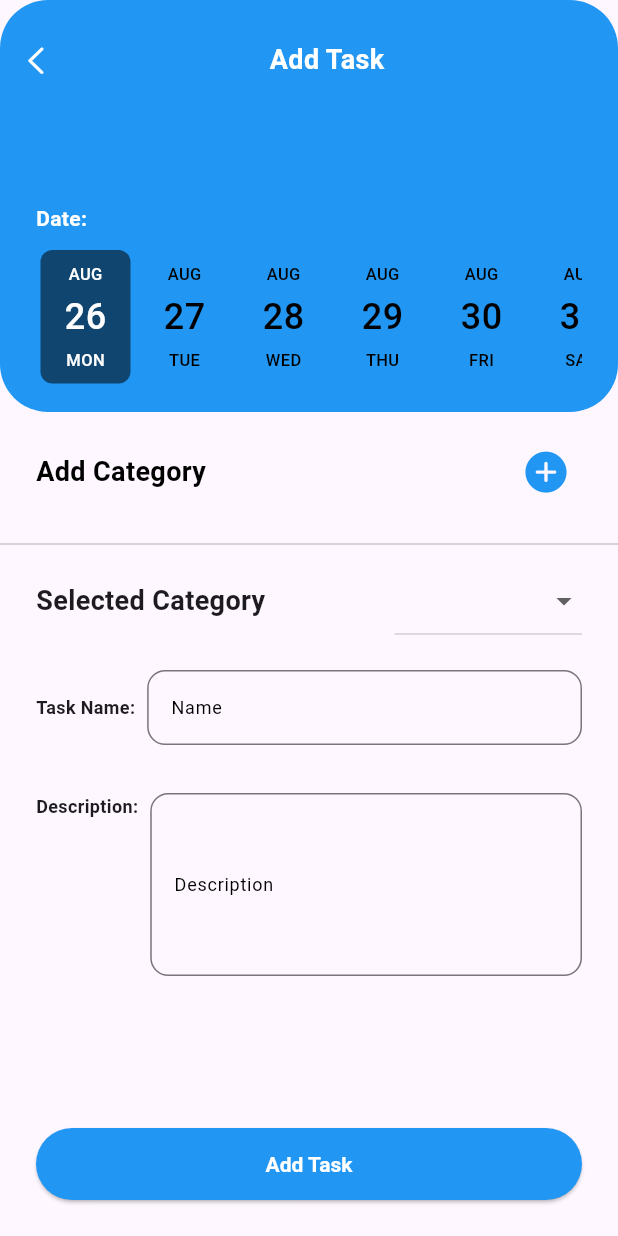
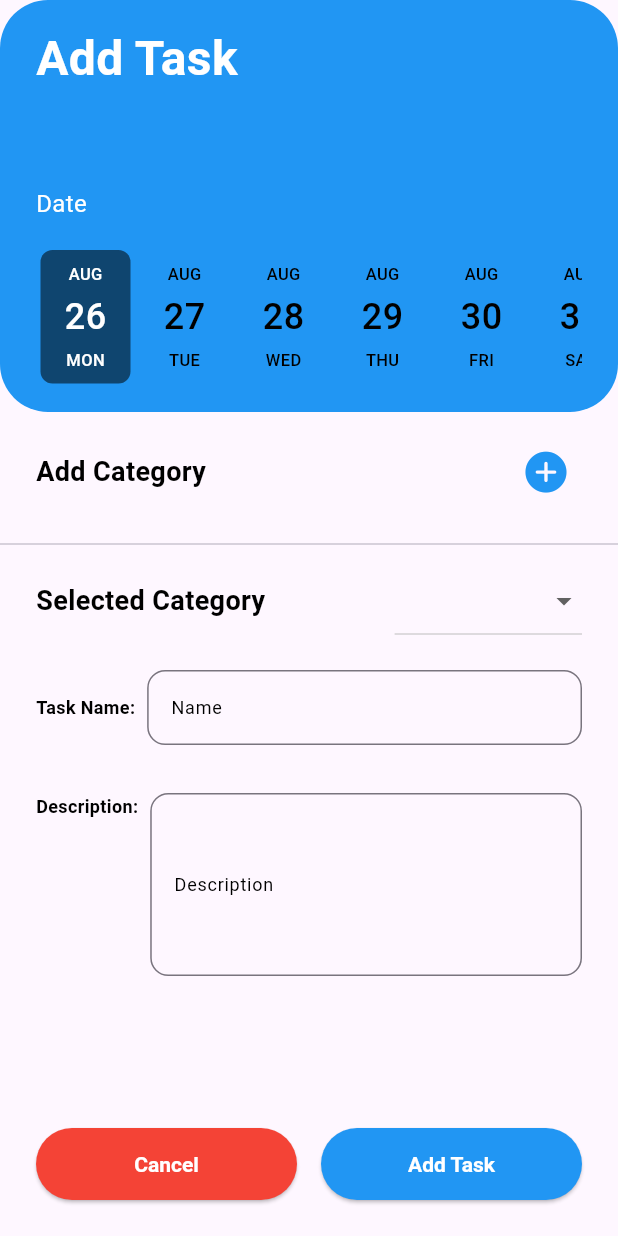
Before and after one commit to amer266030/to-do-app, a Flutter app: the screen it shows after launch, after a tap on an icon or button, on a phone screen of 412 x 824 dp. Run offline on Flutter 3.47's test engine with Material 3 defaults, Android fonts, the phone set to English and light mode, and no system bars; drawn by our look-alikes of date_picker_timeline; our stand-ins replace get_it.

Commit message:
add category & removed Grid

```diff
--- a/lib/managers/data_mgr.dart
+++ b/lib/managers/data_mgr.dart
@@ -11,6 +11,7 @@ class DataMgr {
   bool? selectedStatus;
   int? selectedId;
   TimePeriod? selectedPeriod;
+  TaskCategory? selectedCategory;
 
   DataMgr() {
     _fetchData();
--- a/lib/managers/navigation_mgr.dart
+++ b/lib/managers/navigation_mgr.dart
@@ -13,7 +13,7 @@ class NavMgr {
   Widget getDestination(Destination dest) {
     switch (dest) {
       case Destination.addCategory:
-        return const AddCategoryScreen();
+        return AddCategoryScreen();
       case Destination.addTask:
         return AddTaskScreen();
     }
--- a/lib/reusable_components/custom_btn.dart
+++ b/lib/reusable_components/custom_btn.dart
@@ -1,18 +1,22 @@
 import 'package:flutter/material.dart';
 
 class CustomBtn extends StatelessWidget {
-  const CustomBtn({super.key, required this.title, required this.action});
+  const CustomBtn({
+    super.key,
+    required this.title,
+    required this.action,
+    this.color = Colors.blue,
+  });
   final String title;
   final VoidCallback action;
+  final Color color;
 
   @override
   Widget build(BuildContext context) {
-    return Row(
-      children: [
-        Expanded(
+    return Expanded(
       child: ElevatedButton(
         style: ElevatedButton.styleFrom(
-              backgroundColor: Colors.blue,
+          backgroundColor: color,
           foregroundColor: Colors.white,
           textStyle: const TextStyle(fontWeight: FontWeight.bold),
         ),
@@ -22,8 +26,6 @@ class CustomBtn extends StatelessWidget {
           child: Text(title),
         ),
       ),
-        )
-      ],
     );
   }
 }
--- a/lib/reusable_components/header_container.dart
+++ b/lib/reusable_components/header_container.dart
@@ -1,9 +1,13 @@
 import 'package:flutter/material.dart';
+import 'package:interactions_app/extensions/text_ext.dart';
 
 class HeaderContainer extends StatelessWidget {
-  const HeaderContainer({super.key, required this.children});
+  const HeaderContainer(
+      {super.key, required this.title, required this.subtitle, this.bottom});
 
-  final List<Widget> children;
+  final String title;
+  final String subtitle;
+  final Widget? bottom;
 
   @override
   Widget build(BuildContext context) {
@@ -19,7 +23,26 @@ class HeaderContainer extends StatelessWidget {
             padding: const EdgeInsets.symmetric(vertical: 16),
             child: Column(
               crossAxisAlignment: CrossAxisAlignment.start,
-              children: children,
+              children: [
+                Expanded(
+                  child: Padding(
+                    padding: EdgeInsets.symmetric(horizontal: 24),
+                    child: Column(
+                      crossAxisAlignment: CrossAxisAlignment.start,
+                      children: [
+                        Text(title).styled(size: 32, color: Colors.white),
+                        const Spacer(),
+                        Text(subtitle).styled(
+                            size: 16,
+                            weight: FontWeight.w400,
+                            color: Colors.white),
+                      ],
+                    ),
+                  ),
+                ),
+                const SizedBox(height: 16),
+                if (bottom != null) bottom!
+              ],
             ),
           ),
         ),
--- a/lib/screens/add_category/add_category_screen.dart
+++ b/lib/screens/add_category/add_category_screen.dart
@@ -1,10 +1,55 @@
 import 'package:flutter/material.dart';
+import 'package:get_it/get_it.dart';
+import 'package:interactions_app/reusable_components/custom_text_field.dart';
+import '../../managers/data_mgr.dart';
+import '../../managers/navigation_mgr.dart';
+import '../../reusable_components/custom_btn.dart';
+import '../../reusable_components/header_container.dart';
 
 class AddCategoryScreen extends StatelessWidget {
-  const AddCategoryScreen({super.key});
+  AddCategoryScreen({super.key});
+
+  final dataMgr = GetIt.I.get<DataMgr>();
+  final navMgr = GetIt.I.get<NavMgr>();
 
   @override
   Widget build(BuildContext context) {
-    return const Placeholder();
+    return Scaffold(
+      body: Column(
+        children: [
+          const HeaderContainer(
+            title: 'Add Category',
+            subtitle: '',
+          ),
+          Expanded(
+            child: ListView(
+              padding: EdgeInsets.zero,
+              children: const [
+                Padding(
+                  padding: EdgeInsets.symmetric(horizontal: 24.0, vertical: 16),
+                  child: Column(
+                    children: [CustomTextField(hint: 'Category Name')],
+                  ),
+                )
+              ],
+            ),
+          ),
+          Padding(
+            padding: const EdgeInsets.all(24.0),
+            child: Row(
+              children: [
+                CustomBtn(
+                  title: 'Cancel',
+                  action: () => navMgr.navigateBack(context),
+                  color: Colors.red,
+                ),
+                const SizedBox(width: 16),
+                CustomBtn(title: 'Add Category', action: () => ())
+              ],
+            ),
+          ),
+        ],
+      ),
+    );
   }
 }
--- a/lib/screens/add_task/add_task_screen.dart
+++ b/lib/screens/add_task/add_task_screen.dart
@@ -19,12 +19,24 @@ class AddTaskScreen extends StatelessWidget {
     return Scaffold(
       body: Column(
         children: [
-          _HeaderView(),
-          Column(
-            children: [
+          HeaderContainer(
+            title: 'Add Task',
+            subtitle: 'Date',
+            bottom: Padding(
+              padding: const EdgeInsets.symmetric(horizontal: 24.0),
+              child: DatePicker(
+                DateTime.now(),
+                height: 95,
+                daysCount: 30,
+                initialSelectedDate: DateTime.now(),
+                selectionColor: Colors.black54,
+                selectedTextColor: Colors.white,
+                onDateChange: (date) => (),
+              ),
+            ),
+          ),
           Padding(
-                padding:
-                    const EdgeInsets.symmetric(vertical: 16.0, horizontal: 24),
+            padding: const EdgeInsets.symmetric(vertical: 16.0, horizontal: 24),
             child: Row(
               children: [
                 const Text('Add Category').styled(),
@@ -42,8 +54,6 @@ class AddTaskScreen extends StatelessWidget {
             ),
           ),
           const Divider(),
-            ],
-          ),
           Expanded(
             child: ListView(
               padding: EdgeInsets.zero,
@@ -57,13 +67,7 @@ class AddTaskScreen extends StatelessWidget {
                       Row(
                         mainAxisAlignment: MainAxisAlignment.spaceBetween,
                         children: [
-                          const Text(
-                            'Selected Category',
-                            style: TextStyle(
-                              fontSize: 18,
-                              fontWeight: FontWeight.bold,
-                            ),
-                          ),
+                          const Text('Selected Category').styled(),
                           DropdownButton(
                             items: dataMgr.categories
                                 .map(
@@ -84,36 +88,24 @@ class AddTaskScreen extends StatelessWidget {
                           )
                         ],
                       ),
-                      const Padding(
-                        padding: EdgeInsets.symmetric(vertical: 16.0),
+                      Padding(
+                        padding: const EdgeInsets.symmetric(vertical: 16.0),
                         child: Row(
                           children: [
-                            Text(
-                              'Task Name:',
-                              style: TextStyle(
-                                fontSize: 12,
-                                fontWeight: FontWeight.bold,
-                              ),
-                            ),
-                            SizedBox(width: 8),
-                            Expanded(child: CustomTextField(hint: 'Name'))
+                            const Text('Task Name:').styled(size: 12),
+                            const SizedBox(width: 8),
+                            const Expanded(child: CustomTextField(hint: 'Name'))
                           ],
                         ),
                       ),
-                      const Padding(
-                        padding: EdgeInsets.symmetric(vertical: 16.0),
+                      Padding(
+                        padding: const EdgeInsets.symmetric(vertical: 16.0),
                         child: Row(
                           crossAxisAlignment: CrossAxisAlignment.start,
                           children: [
-                            Text(
-                              'Description:',
-                              style: TextStyle(
-                                fontSize: 12,
-                                fontWeight: FontWeight.bold,
-                              ),
-                            ),
-                            SizedBox(width: 8),
-                            Expanded(
+                            const Text('Description:').styled(size: 12),
+                            const SizedBox(width: 8),
+                            const Expanded(
                               child: CustomTextField(
                                   hint: 'Description', maxLines: 5),
                             )
@@ -128,78 +120,20 @@ class AddTaskScreen extends StatelessWidget {
           ),
           Padding(
             padding: const EdgeInsets.all(24.0),
-            child: CustomBtn(title: 'Add Task', action: () => ()),
+            child: Row(
+              children: [
+                CustomBtn(
+                  title: 'Cancel',
+                  action: () => navMgr.navigateBack(context),
+                  color: Colors.red,
+                ),
+                const SizedBox(width: 16),
+                CustomBtn(title: 'Add Task', action: () => ())
+              ],
+            ),
           ),
         ],
       ),
     );
   }
 }
-
-class _HeaderView extends StatelessWidget {
-  _HeaderView();
-
-  final navMgr = GetIt.I.get<NavMgr>();
-
-  @override
-  Widget build(BuildContext context) {
-    return HeaderContainer(
-      children: [
-        Expanded(
-          child: Column(
-            crossAxisAlignment: CrossAxisAlignment.start,
-            mainAxisAlignment: MainAxisAlignment.spaceBetween,
-            children: [
-              Row(
-                mainAxisAlignment: MainAxisAlignment.spaceBetween,
-                children: [
-                  IconButton(
-                    onPressed: () => navMgr.navigateBack(context),
-                    icon: const Icon(CupertinoIcons.chevron_left,
-                        color: Colors.white),
-                  ),
-                  const Text(
-                    'Add Task',
-                    style: TextStyle(
-                      fontSize: 18,
-                      fontWeight: FontWeight.bold,
-                      color: Colors.white,
-                    ),
-                  ),
-                  const Icon(CupertinoIcons.circle_fill,
-                      color: Colors.transparent)
-                ],
-              ),
-              Padding(
-                padding: const EdgeInsets.symmetric(horizontal: 24.0),
-                child: Column(
-                  crossAxisAlignment: CrossAxisAlignment.start,
-                  children: [
-                    const Text(
-                      'Date:',
-                      style: TextStyle(
-                        fontSize: 14,
-                        fontWeight: FontWeight.bold,
-                        color: Colors.white,
-                      ),
-                    ),
-                    const SizedBox(height: 8),
-                    DatePicker(
-                      DateTime.now(),
-                      height: 95,
-                      daysCount: 30,
-                      initialSelectedDate: DateTime.now(),
-                      selectionColor: Colors.black54,
-                      selectedTextColor: Colors.white,
-                      onDateChange: (date) => (),
-                    ),
-                  ],
-                ),
-              )
-            ],
-          ),
-        ),
-      ],
-    );
-  }
-}
--- a/lib/screens/home/home_screen.dart
+++ b/lib/screens/home/home_screen.dart
@@ -3,10 +3,10 @@ import 'package:flutter/material.dart';
 import 'package:get_it/get_it.dart';
 import 'package:interactions_app/extensions/text_ext.dart';
 import 'package:interactions_app/reusable_components/header_container.dart';
+import 'package:interactions_app/screens/home/subviews/category_tab_view.dart';
 import 'package:interactions_app/screens/home/subviews/days_tab_view.dart';
 import 'package:interactions_app/screens/home/subviews/task_list.dart';
 import '../../managers/navigation_mgr.dart';
-import 'subviews/category_grid.dart';
 
 class HomeScreen extends StatelessWidget {
   HomeScreen({super.key});
@@ -17,7 +17,11 @@ class HomeScreen extends StatelessWidget {
     return Scaffold(
       body: Column(
         children: [
-          const _HeaderView(),
+          HeaderContainer(
+            title: "Let's Plan",
+            subtitle: 'My Schedule',
+            bottom: CategoryTabView(),
+          ),
           const SizedBox(height: 8),
           Padding(
             padding: const EdgeInsets.symmetric(horizontal: 24),
@@ -52,44 +56,3 @@ class HomeScreen extends StatelessWidget {
     );
   }
 }
-
-class _HeaderView extends StatelessWidget {
-  const _HeaderView();
-
-  @override
-  Widget build(BuildContext context) {
-    return HeaderContainer(
-      children: [
-        const Expanded(
-          child: Padding(
-            padding: EdgeInsets.symmetric(horizontal: 24),
-            child: Column(
-              crossAxisAlignment: CrossAxisAlignment.start,
-              children: [
-                Text(
-                  "Let's Plan",
-                  style: TextStyle(
-                    color: Colors.white,
-                    fontSize: 32,
-                    fontWeight: FontWeight.bold,
-                  ),
-                ),
-                Spacer(),
-                Text(
-                  'My Schedule',
-                  style: TextStyle(
-                    color: Colors.white,
-                    fontSize: 16,
-                    fontWeight: FontWeight.w400,
-                  ),
-                ),
-              ],
-            ),
-          ),
-        ),
-        const SizedBox(height: 16),
-        CategoriesGrid(),
-      ],
-    );
-  }
-}
--- a/lib/screens/home/subviews/category_grid.dart
+++ /dev/null
@@ -1,77 +0,0 @@
-import 'package:flutter/material.dart';
-import 'package:get_it/get_it.dart';
-import '../../../managers/data_mgr.dart';
-
-class CategoriesGrid extends StatelessWidget {
-  CategoriesGrid({super.key});
-  final dataMgr = GetIt.I.get<DataMgr>();
-
-  @override
-  Widget build(BuildContext context) {
-    return Padding(
-      padding: const EdgeInsets.symmetric(horizontal: 16.0),
-      child: GridView(
-          gridDelegate: const SliverGridDelegateWithFixedCrossAxisCount(
-            crossAxisCount: 3,
-            childAspectRatio: 2,
-            mainAxisSpacing: 16,
-            crossAxisSpacing: 16,
-          ),
-          physics: const NeverScrollableScrollPhysics(),
-          shrinkWrap: true,
-          children: dataMgr.categories
-              .map(
-                (cat) => _GridCard(
-                  icon: Icon(cat.iconData, color: cat.color),
-                  title: cat.title,
-                  numItems: 5,
-                ),
-              )
-              .toList()),
-    );
-  }
-}
-
-class _GridCard extends StatelessWidget {
-  const _GridCard({
-    required this.icon,
-    required this.title,
-    required this.numItems,
-  });
-
-  final Icon icon;
-  final String title;
-  final int numItems;
-
-  @override
-  Widget build(BuildContext context) {
-    return Container(
-      decoration: BoxDecoration(
-        color: Colors.white,
-        borderRadius: BorderRadius.circular(16),
-      ),
-      child: Padding(
-        padding: const EdgeInsets.symmetric(horizontal: 8.0),
-        child: Row(
-          mainAxisAlignment: MainAxisAlignment.center,
-          children: [
-            icon,
-            const SizedBox(width: 8),
-            Column(
-              mainAxisAlignment: MainAxisAlignment.center,
-              crossAxisAlignment: CrossAxisAlignment.start,
-              children: [
-                Text(title,
-                    style: const TextStyle(
-                        fontSize: 12, fontWeight: FontWeight.w600)),
-                Text('${numItems.toString()} items',
-                    style: const TextStyle(
-                        fontSize: 12, fontWeight: FontWeight.w400)),
-              ],
-            )
-          ],
-        ),
-      ),
-    );
-  }
-}
--- /dev/null
+++ b/lib/screens/home/subviews/category_tab_view.dart
@@ -0,0 +1,84 @@
+import 'package:flutter/material.dart';
+import 'package:get_it/get_it.dart';
+import 'package:interactions_app/extensions/text_ext.dart';
+import 'package:interactions_app/model/task_category.dart';
+import '../../../managers/data_mgr.dart';
+
+class CategoryTabView extends StatelessWidget {
+  CategoryTabView({super.key});
+  final dataMgr = GetIt.I.get<DataMgr>();
+
+  void _selectCategory(TaskCategory cat) {
+    dataMgr.selectedCategory = dataMgr.selectedCategory == cat ? null : cat;
+  }
+
+  @override
+  Widget build(BuildContext context) {
+    return DefaultTabController(
+      length: dataMgr.categories.length,
+      child: TabBar(
+        tabs: dataMgr.categories
+            .map(
+              (cat) => InkWell(
+                child: _TabItemCard(
+                  icon: Icon(cat.iconData, color: cat.color),
+                  title: cat.title,
+                  numItems: 5,
+                ),
+                onTap: () => _selectCategory(cat),
+              ),
+            )
+            .toList(),
+        isScrollable: true,
+        tabAlignment: TabAlignment.start,
+        indicatorColor: Colors.transparent,
+        dividerColor: Colors.transparent,
+        padding: const EdgeInsets.symmetric(horizontal: 16),
+        labelPadding: const EdgeInsets.symmetric(
+            horizontal: 8.0), // Reduce horizontal padding between tabs
+        onTap: (index) => (),
+      ),
+    );
+  }
+}
+
+class _TabItemCard extends StatelessWidget {
+  const _TabItemCard({
+    required this.icon,
+    required this.title,
+    required this.numItems,
+  });
+
+  final Icon icon;
+  final String title;
+  final int numItems;
+
+  @override
+  Widget build(BuildContext context) {
+    return Container(
+      decoration: BoxDecoration(
+        color: Colors.white,
+        borderRadius: BorderRadius.circular(16),
+      ),
+      child: Padding(
+        padding: const EdgeInsets.symmetric(horizontal: 16.0, vertical: 8),
+        child: Row(
+          mainAxisAlignment: MainAxisAlignment.center,
+          children: [
+            icon,
+            const SizedBox(width: 8),
+            Column(
+              mainAxisAlignment: MainAxisAlignment.center,
+              crossAxisAlignment: CrossAxisAlignment.start,
+              children: [
+                Text(title).styled(size: 16, weight: FontWeight.w600),
+                Text('${numItems.toString()} items')
+                    .styled(size: 12, weight: FontWeight.w400),
+              ],
+            )
+          ],
+        ),
+      ),
+    );
+  }
+}
--- a/lib/screens/home/subviews/days_tab_view.dart
+++ b/lib/screens/home/subviews/days_tab_view.dart
@@ -1,4 +1,5 @@
 import 'package:flutter/material.dart';
+import 'package:interactions_app/extensions/text_ext.dart';
 import '../../../model/enum/time_period.dart';
 
 class DaysTabView extends StatelessWidget {
@@ -28,22 +29,17 @@ class DaysTabView extends StatelessWidget {
                       decoration: BoxDecoration(
                           color: Colors.cyan.withOpacity(0.15),
                           borderRadius: BorderRadius.circular(16)),
-                      child: const Padding(
-                        padding: EdgeInsets.all(16.0),
+                      child: Padding(
+                        padding: const EdgeInsets.all(16.0),
                         child: Column(
                           mainAxisAlignment: MainAxisAlignment.spaceBetween,
                           crossAxisAlignment: CrossAxisAlignment.start,
                           children: [
-                            Text(
-                              'Status',
-                              style: TextStyle(
-                                fontSize: 12,
-                                fontWeight: FontWeight.w500,
-                              ),
-                            ),
+                            const Text('Status')
+                                .styled(size: 12, weight: FontWeight.w500),
                             Row(
                               children: [
-                                Expanded(
+                                const Expanded(
                                   child: LinearProgressIndicator(
                                     backgroundColor: Colors.greenAccent,
                                     color: Colors.green,
@@ -52,11 +48,8 @@ class DaysTabView extends StatelessWidget {
                                     semanticsLabel: 'Linear progress indicator',
                                   ),
                                 ),
-                                SizedBox(width: 8),
-                                Text(
-                                  '50% Completed',
-                                  style: TextStyle(fontSize: 10),
-                                ),
+                                const SizedBox(width: 8),
+                                const Text('50% Completed').styled(size: 10),
                               ],
                             )
                           ],
--- a/lib/screens/home/subviews/task_list.dart
+++ b/lib/screens/home/subviews/task_list.dart
@@ -1,6 +1,7 @@
 import 'package:flutter/cupertino.dart';
 import 'package:flutter/material.dart';
 import 'package:get_it/get_it.dart';
+import 'package:interactions_app/extensions/text_ext.dart';
 import '../../../managers/data_mgr.dart';
 import '../../../model/task.dart';
 import '../../../model/task_category.dart';
@@ -109,16 +110,12 @@ class _TaskItemView extends StatelessWidget {
                   children: [
                     Icon(category.iconData, size: 14, color: category.color),
                     const SizedBox(width: 8),
-                    Text(task.title,
-                        style: const TextStyle(
-                          fontSize: 10,
-                          fontWeight: FontWeight.w600,
-                        )),
+                    Text(task.title).styled(size: 10, weight: FontWeight.w600),
                     const Spacer(),
                     Row(
                       children: [
-                        Text(TimeOfDay.fromDateTime(task.timeStamp).toString(),
-                            style: const TextStyle(fontSize: 10)),
+                        Text(TimeOfDay.fromDateTime(task.timeStamp).toString())
+                            .styled(size: 10),
                         const Icon(CupertinoIcons.chevron_right),
                       ],
                     )
```
Lines whose indentation alone changed are shown as unchanged.
